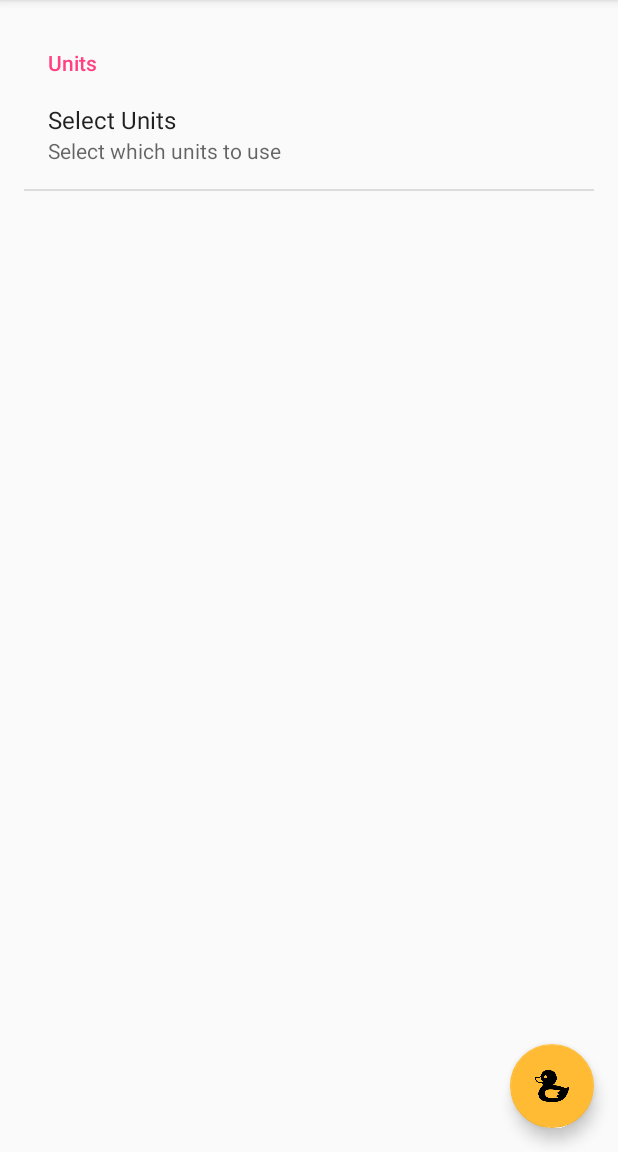
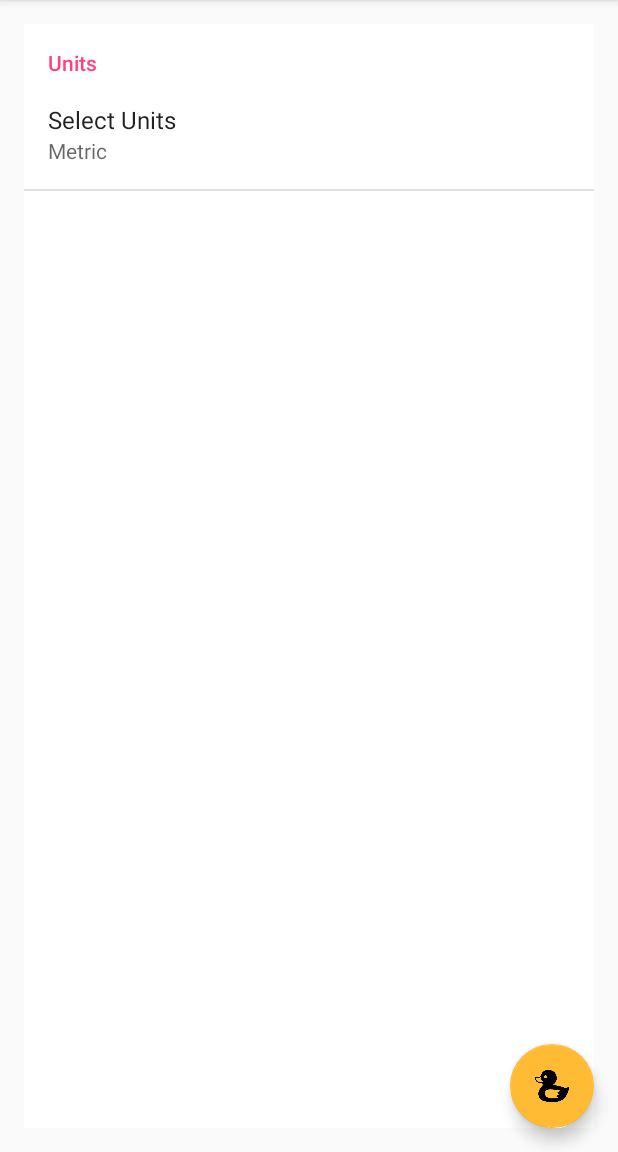
Before and after one commit to jj05y/ClimbingLogAndroidApp, an Android app: the screen it shows after launch (MainActivity), in the options menu, after a tap on "Settings", on a phone screen of 412 x 824 dp, the part 84-1236 px from its top. Run offline under Robolectric (Android 15) with nearby library versions, the phone set to English and light mode, and no system bars.

Commit message:
preferences csreen functional, but actually does nothing

```diff
--- a/app/src/main/java/nils/and/lamp/app/Activities/ClimbDetailView.java
+++ b/app/src/main/java/nils/and/lamp/app/Activities/ClimbDetailView.java
@@ -3,10 +3,12 @@ package nils.and.lamp.app.Activities;
 
 import android.content.Context;
 import android.content.Intent;
+import android.content.SharedPreferences;
 import android.graphics.Bitmap;
 import android.graphics.drawable.BitmapDrawable;
 import android.net.Uri;
 import android.os.AsyncTask;
+import android.preference.PreferenceManager;
 import android.support.v7.app.AppCompatActivity;
 import android.os.Bundle;
 import android.util.Log;
@@ -81,7 +83,9 @@ public class ClimbDetailView extends AppCompatActivity {
 
         grade.setSelection(gradeAdapter.getPosition(climb.getGrade()), true);
         length.setSelection(gradeAdapter.getPosition(climb.getLength()), true);
-
+        SharedPreferences prefs = PreferenceManager.getDefaultSharedPreferences(this);
+        String units = prefs.getString("unit_preference", "Metric");
+        Log.d("prefs","Chosen Units: " + units );
 
         Button commit = (Button) findViewById(R.id.detailview_commit_button);
         Button delete = (Button) findViewById(R.id.detailview_delete_button);
--- a/app/src/main/java/nils/and/lamp/app/Fragments/PrefsFragment.java
+++ b/app/src/main/java/nils/and/lamp/app/Fragments/PrefsFragment.java
@@ -1,8 +1,12 @@
 package nils.and.lamp.app.Fragments;
 
+import android.content.SharedPreferences;
+import android.graphics.Color;
 import android.os.Bundle;
 import android.preference.PreferenceFragment;
+import android.preference.PreferenceManager;
 import android.support.v4.app.Fragment;
+import android.util.Log;
 
 import nils.and.lamp.app.R;
 
@@ -14,6 +18,14 @@ public class PrefsFragment extends PreferenceFragment {
 
         // Load the preferences from an XML resource
         addPreferencesFromResource(R.xml.preferences);
+
+
     }
 
+    @Override
+    public void onResume() {
+        super.onResume();
+        getView().setBackgroundColor(Color.WHITE);
+
+    }
 }
--- a/app/src/main/res/values-v21/arrays.xml
+++ /dev/null
@@ -1,4 +0,0 @@
-<?xml version="1.0" encoding="utf-8"?>
-<resources>
-    <string-array name="entries_list_unit_array">unit_array</string-array>
-</resources>
--- a/app/src/main/res/xml/preferences.xml
+++ b/app/src/main/res/xml/preferences.xml
@@ -9,7 +9,7 @@
             android:entries="@array/entries_list_unit_array"
             android:entryValues="@array/entries_list_unit_array"
             android:key="unit_preference"
-            android:summary="@string/summary_units"
+            android:summary="%s"
             android:title="@string/dialog_title_select_units"
             android:defaultValue="@string/default_units"/>
     </PreferenceCategory>
```
